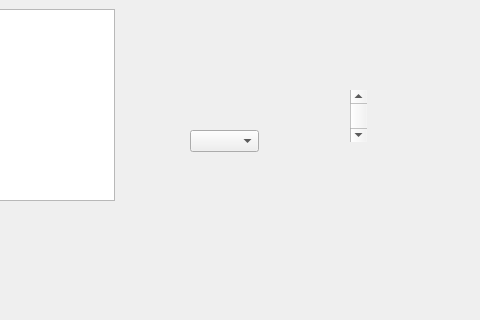
Qt form src/samples/gamma/qteklinechat.ui (TinySlik/QT_OrangeCat) before a commit; both pictures show x 150 to 630 and y 0 to 320 of the 630 by 757 pixel window.
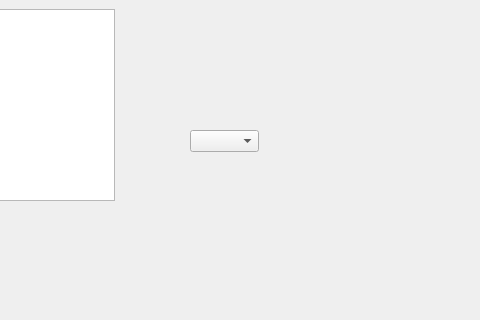
The same form after that commit.

```diff
--- a/src/samples/gamma/qteklinechat.ui
+++ b/src/samples/gamma/qteklinechat.ui
@@ -38,19 +38,6 @@
     <enum>QGraphicsView::NoAnchor</enum>
    </property>
   </widget>
-  <widget class="QScrollBar" name="QTekVerticalScrollBar">
-   <property name="geometry">
-    <rect>
-     <x>500</x>
-     <y>90</y>
-     <width>17</width>
-     <height>52</height>
-    </rect>
-   </property>
-   <property name="orientation">
-    <enum>Qt::Vertical</enum>
-   </property>
-  </widget>
   <widget class="QComboBox" name="comboBox">
    <property name="geometry">
     <rect>
```
